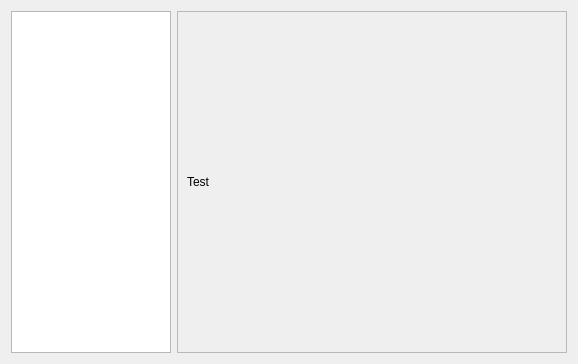
The window that player/arkecho_player/Ui/ArkEchoSettingsView.ui (ArkEcho/arkecho_player) describes before a commit, drawn with Qt 5.
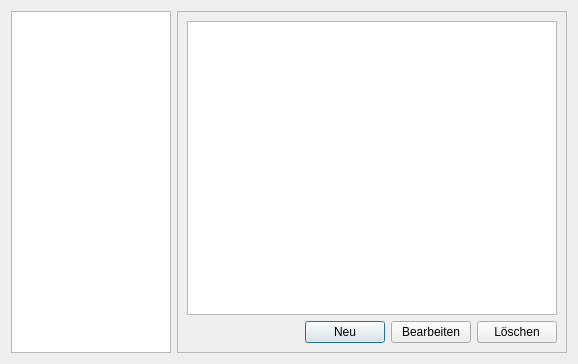
The same window after the commit. The open tabs and pages were chosen to show the change.

Commit message: Removed Test Page from Settings

```diff
--- a/player/arkecho_player/Ui/ArkEchoSettingsView.ui
+++ b/player/arkecho_player/Ui/ArkEchoSettingsView.ui
@@ -83,17 +83,6 @@
        </item>
       </layout>
      </widget>
-     <widget class="QWidget" name="swPageTest">
-      <layout class="QGridLayout" name="gridLayout_3">
-       <item row="0" column="0">
-        <widget class="QLabel" name="label">
-         <property name="text">
-          <string>Test</string>
-         </property>
-        </widget>
-       </item>
-      </layout>
-     </widget>
     </widget>
    </item>
   </layout>
```
The commit also changes 1 other file.
